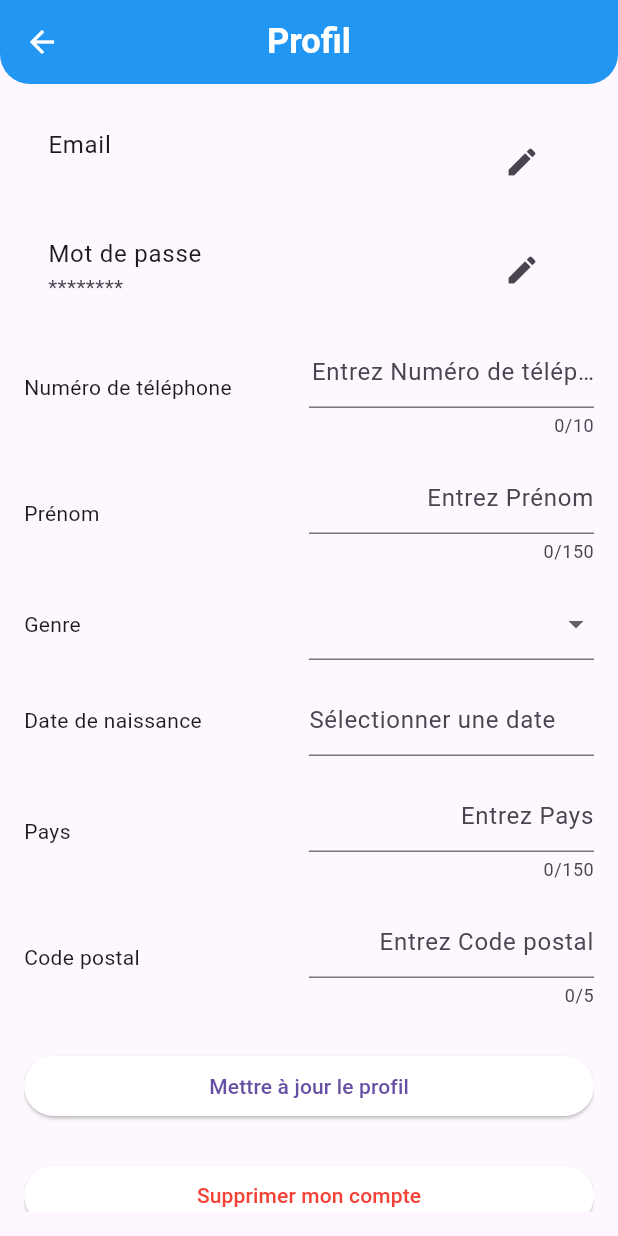
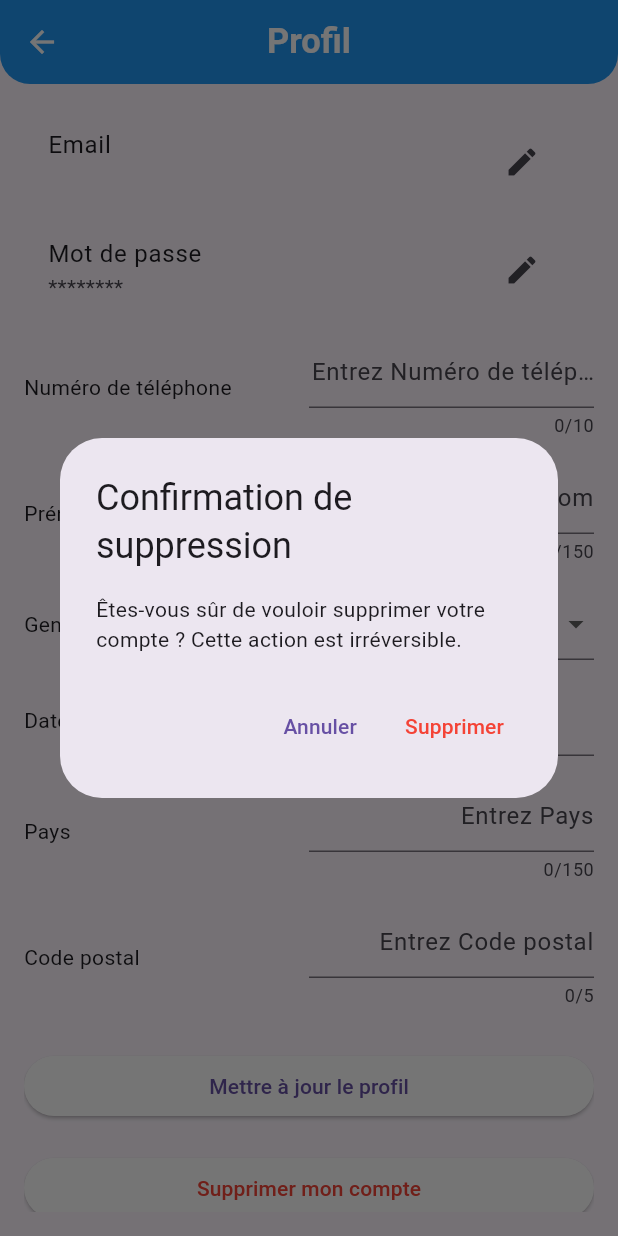
Before and after one commit to mdeport/budget_app, a Flutter app: the PageProfil screen opened directly, after a tap on "Supprimer mon compte", on a phone screen of 412 x 824 dp. Run offline on Flutter 3.47's test engine with Material 3 defaults, Android fonts, the phone set to English and light mode, and no system bars; our stand-ins replace cloud_firestore, firebase_auth, firebase_core, font_awesome_flutter, google_fonts, syncfusion_flutter_charts; missing offline and left inert: flutter_material_color_picker; accounts and stored records are empty.

Commit message:
ajout du bouton supprimer

```diff
--- a/lib/base-de-donnees/page-profil-controlleur.dart
+++ b/lib/base-de-donnees/page-profil-controlleur.dart
@@ -75,6 +75,4 @@ class PageProfilController {
     }
     return null;
   }
-
-
 }
--- a/lib/pages/page-contenue-app/page-parametre/page-profil.dart
+++ b/lib/pages/page-contenue-app/page-parametre/page-profil.dart
@@ -1,3 +1,5 @@
+import 'package:application_budget_app/pages/page-authentification/page-social.dart';
+import 'package:application_budget_app/pages/services/UserService.dart';
 import 'package:flutter/material.dart';
 import 'package:application_budget_app/pages/page-contenue-app/page-parametre/page-email.dart';
 import 'package:application_budget_app/pages/page-contenue-app/page-parametre/page-mots-de-passe.dart';
@@ -22,6 +24,7 @@ class _PageProfilState extends State<PageProfil> {
   final PageProfilController _controller = PageProfilController();
   final _emailController = TextEditingController()
     ..text = FirebaseAuth.instance.currentUser!.email!;
+  final UserService _userService = UserService();
 
   @override
   void initState() {
@@ -30,6 +33,7 @@ class _PageProfilState extends State<PageProfil> {
   }
 
   Future<void> _loadProfileData() async {
+    try {
       UserProfile? profileData = await _controller.getProfile();
       if (profileData != null) {
         setState(() {
@@ -40,6 +44,12 @@ class _PageProfilState extends State<PageProfil> {
           _birthDateController.text = profileData.aniverssaire;
           _selectedGender = profileData.genre;
         });
+      }
+    } catch (error) {
+      ScaffoldMessenger.of(context).showSnackBar(
+        SnackBar(
+            content: Text('Erreur lors du chargement des données: $error')),
+      );
     }
   }
 
@@ -134,12 +144,6 @@ class _PageProfilState extends State<PageProfil> {
                             _selectedGender = newValue!;
                           });
                         },
-                        /*validator: (value) {
-                          if (value == null || value.isEmpty) {
-                            return 'Veuillez sélectionner votre genre';
-                          }
-                          return null;
-                        },*/
                       ),
                     ),
                   ],
@@ -170,12 +174,6 @@ class _PageProfilState extends State<PageProfil> {
                             });
                           }
                         },
-                        /*validator: (value) {
-                          if (value == null || value.isEmpty) {
-                            return 'Veuillez entrer votre date de naissance';
-                          }
-                          return null;
-                        },*/
                       ),
                     ),
                   ],
@@ -213,9 +211,49 @@ class _PageProfilState extends State<PageProfil> {
                 ),
                 child: const Text('Mettre à jour le profil'),
               ),
-              const SizedBox(height: 25),
+              const SizedBox(height: 20),
               ElevatedButton(
-                onPressed: () {},
+                onPressed: () {
+                  showDialog(
+                    context: context,
+                    builder: (BuildContext context) {
+                      return AlertDialog(
+                        title: const Text('Confirmation de suppression'),
+                        content: const Text(
+                            'Êtes-vous sûr de vouloir supprimer votre compte ? Cette action est irréversible.'),
+                        actions: <Widget>[
+                          TextButton(
+                            onPressed: () {
+                              Navigator.of(context).pop();
+                            },
+                            child: const Text('Annuler'),
+                          ),
+                          TextButton(
+                            onPressed: () {
+                              _userService.deleteUser().then((_) {
+                                ScaffoldMessenger.of(context).showSnackBar(
+                                  const SnackBar(
+                                      content: Text('Compte supprimé')),
+                                );
+                                Navigator.push(
+                                    context,
+                                    MaterialPageRoute(
+                                      builder: (context) => const PageSocial(),
+                                    ));
+                              }).catchError((error) {
+                                ScaffoldMessenger.of(context).showSnackBar(
+                                  SnackBar(content: Text('Erreur: $error')),
+                                );
+                              });
+                            },
+                            child: const Text('Supprimer',
+                                style: TextStyle(color: Colors.red)),
+                          ),
+                        ],
+                      );
+                    },
+                  );
+                },
                 style: ElevatedButton.styleFrom(
                   backgroundColor: Colors.white,
                 ),
@@ -247,12 +285,6 @@ class _PageProfilState extends State<PageProfil> {
               textAlign: TextAlign.right,
               keyboardType: keyboardType,
               maxLength: maxLength,
-              /*validator: (value) {
-                if (value == null || value.isEmpty) {
-                  return 'Veuillez entrer votre $label';
-                }
-                return null;
-              },*/
             ),
           ),
         ],
--- a/lib/pages/services/UserService.dart
+++ b/lib/pages/services/UserService.dart
@@ -103,6 +103,10 @@ class UserService {
   Future<void> signOut() async {
     await _auth.signOut();
   }
+
+  Future<void> deleteUser() async {
+    await _auth.currentUser!.delete();
+  }
 }
 
 /*import 'package:application_budget_app/models/UserModel.dart';
```
Lines whose indentation alone changed are shown as unchanged.
